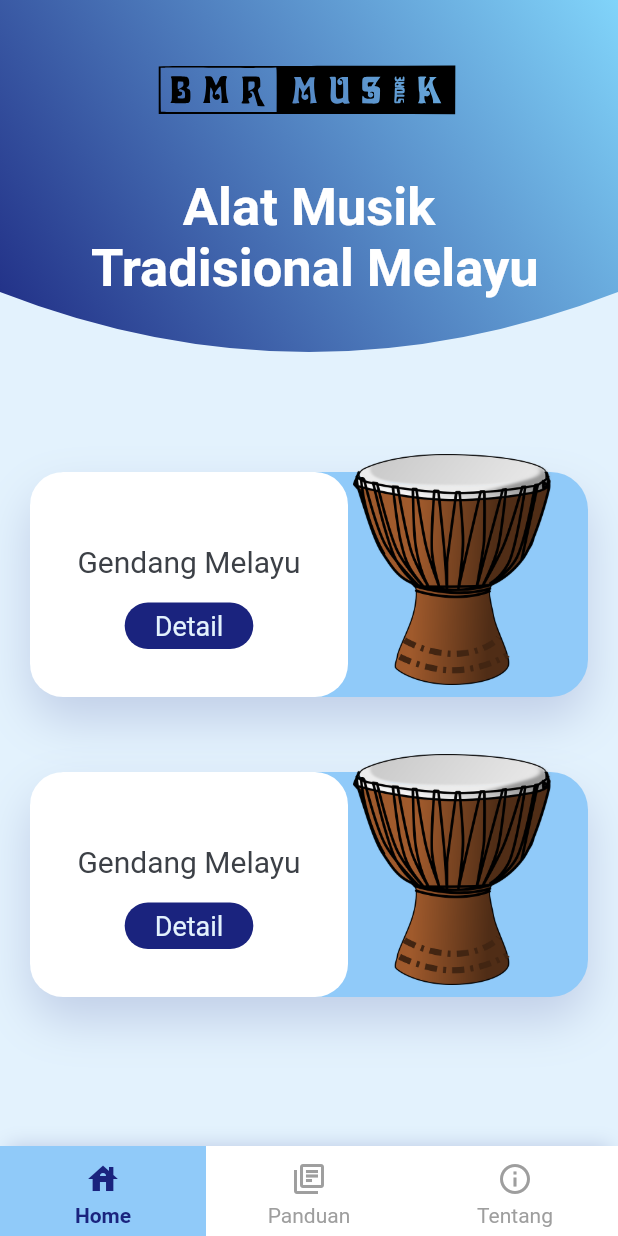
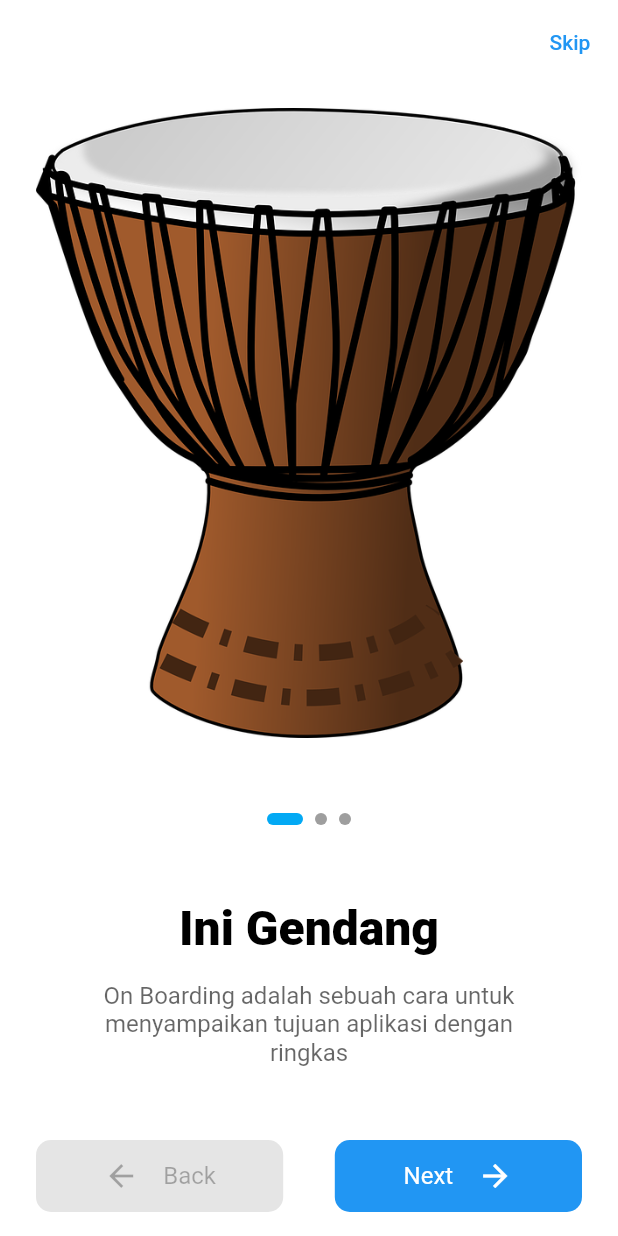
Before and after one commit to ellen1tic/markerless-flutter, a Flutter app: the screen it shows after launch, on a phone screen of 412 x 824 dp. Run offline on Flutter 3.47's test engine with Material 2 defaults, Android fonts, the light colour scheme and no system bars; our stand-ins replace firebase_database, flutter_svg, shared_preferences; accounts and stored records are empty; Roboto replaces fonts that are missing (Poppins); project files that could hold a hidden picture were left out.

Commit message:
add onBoarding

```diff
--- a/lib/main.dart
+++ b/lib/main.dart
@@ -1,8 +1,15 @@
 import 'package:app2/constants/constants.dart';
+import 'package:app2/pages/OnBoarding.dart';
 import 'package:flutter/material.dart';
 import 'package:app2/homescreen.dart';
+import 'package:shared_preferences/shared_preferences.dart';
 
-void main() {
+int isViewed;
+
+void main() async {
+  WidgetsFlutterBinding.ensureInitialized();
+  SharedPreferences prefs = await SharedPreferences.getInstance();
+  isViewed = prefs.getInt("onBoard");
   runApp(MyApp());
 }
 
@@ -21,7 +28,7 @@ class MyApp extends StatelessWidget {
           bodyText1: TextStyle(color: kBackgroundColor),
         ),
       ),
-      home: HomeScreen(),
+      home: isViewed != 0 ? OnBoardingScreen() : HomeScreen(),
     );
   }
 }
--- /dev/null
+++ b/lib/pages/OnBoarding.dart
@@ -0,0 +1,279 @@
+import 'package:app2/constants/Warna.dart';
+import 'package:app2/homescreen.dart';
+import 'package:flutter/material.dart';
+import 'package:shared_preferences/shared_preferences.dart';
+
+class OnBoardModel {
+  String img;
+  String text;
+  String desc;
+  Color bg;
+  Color button;
+
+  OnBoardModel({
+    this.img,
+    this.text,
+    this.desc,
+    this.bg,
+    this.button,
+  });
+}
+
+List<OnBoardModel> screens = <OnBoardModel>[
+  OnBoardModel(
+    img: "assets/images/gendang.png",
+    text: "Ini Gendang",
+    desc:
+        "On Boarding adalah sebuah cara untuk menyampaikan tujuan aplikasi dengan ringkas",
+    bg: Colors.white,
+    button: Colors.blue,
+  ),
+  OnBoardModel(
+    img: "assets/images/gitar.png",
+    text: "Ini Gitar",
+    desc:
+        "On Boarding adalah sebuah cara untuk menyampaikan tujuan aplikasi dengan ringkas",
+    bg: Colors.white,
+    button: Colors.blue,
+  ),
+  OnBoardModel(
+    img: "assets/images/logobmr.png",
+    text: "Ini Logo BMR",
+    desc:
+        "On Boarding adalah sebuah cara untuk menyampaikan tujuan aplikasi dengan ringkas",
+    bg: Colors.white,
+    button: Colors.blue,
+  ),
+];
+
+class OnBoardingScreen extends StatefulWidget {
+  @override
+  _OnBoardingScreenState createState() => _OnBoardingScreenState();
+}
+
+class _OnBoardingScreenState extends State<OnBoardingScreen> {
+  int currentIndex = 0;
+  PageController _pageController;
+
+  @override
+  void initState() {
+    _pageController = PageController(initialPage: 0);
+    super.initState();
+  }
+
+  @override
+  void dispose() {
+    _pageController.dispose();
+    // TODO: implement dispose
+    super.dispose();
+  }
+
+  _storeOnBoardInfo() async {
+    int isViewed = 0;
+    SharedPreferences prefs = await SharedPreferences.getInstance();
+    await prefs.setInt("onBoard", isViewed);
+  }
+
+  @override
+  Widget build(BuildContext context) {
+    return Scaffold(
+      backgroundColor: Colors.white,
+      appBar: AppBar(
+        backgroundColor: Colors.white,
+        elevation: 0,
+        actions: [
+          TextButton(
+            onPressed: () async {
+              await _storeOnBoardInfo();
+              Navigator.pushReplacement(
+                context,
+                MaterialPageRoute(builder: (context) => HomeScreen()),
+              );
+            },
+            child: Text("Skip"),
+          )
+        ],
+      ),
+      body: Padding(
+        padding: EdgeInsets.symmetric(horizontal: 24, vertical: 16),
+        child: PageView.builder(
+          controller: _pageController,
+          onPageChanged: (int index) {
+            setState(() {
+              currentIndex = index;
+            });
+          },
+          itemCount: screens.length,
+          physics: NeverScrollableScrollPhysics(),
+          itemBuilder: (context, index) {
+            return Column(
+              mainAxisAlignment: MainAxisAlignment.spaceBetween,
+              crossAxisAlignment: CrossAxisAlignment.center,
+              children: [
+                Image.asset(screens[index].img),
+                Container(
+                  height: 10.0,
+                  child: ListView.builder(
+                    itemCount: screens.length,
+                    shrinkWrap: true,
+                    scrollDirection: Axis.horizontal,
+                    itemBuilder: (_, i) {
+                      return Row(
+                        mainAxisAlignment: MainAxisAlignment.center,
+                        children: [
+                          Container(
+                            margin: EdgeInsets.symmetric(horizontal: 4),
+                            width: currentIndex == i ? 24 : 8,
+                            height: 8,
+                            decoration: BoxDecoration(
+                              color: currentIndex == i
+                                  ? Colors.lightBlue
+                                  : Colors.grey,
+                              borderRadius: BorderRadius.circular(10),
+                            ),
+                          ),
+                        ],
+                      );
+                    },
+                  ),
+                ),
+                Column(
+                  children: [
+                    Text(
+                      screens[index].text,
+                      textAlign: TextAlign.center,
+                      style: TextStyle(
+                        fontSize: 32,
+                        fontWeight: FontWeight.w800,
+                        color: Colors.black,
+                      ),
+                    ),
+                    Divider(),
+                    Container(
+                      padding: EdgeInsets.symmetric(horizontal: 24),
+                      child: Text(
+                        screens[index].desc,
+                        textAlign: TextAlign.center,
+                        style: TextStyle(
+                          fontSize: 16,
+                          color: Colors.black.withOpacity(0.6),
+                        ),
+                      ),
+                    ),
+                  ],
+                ),
+                Row(
+                  mainAxisAlignment: MainAxisAlignment.spaceBetween,
+                  children: [
+                    InkWell(
+                      onTap: () {
+                        if (index != 0) {
+                          _pageController.previousPage(
+                            duration: Duration(microseconds: 300),
+                            curve: Curves.bounceInOut,
+                          );
+                        }
+                      },
+                      child: Container(
+                        padding: EdgeInsets.symmetric(
+                          // horizontal: 32,
+                          vertical: 12,
+                        ),
+                        width: MediaQuery.of(context).size.width / 2.5,
+                        decoration: BoxDecoration(
+                            color: Colors.black.withOpacity(0.1),
+                            borderRadius: BorderRadius.circular(10)),
+                        child: Row(
+                          mainAxisAlignment: MainAxisAlignment.center,
+                          children: [
+                            Container(
+                              margin: EdgeInsets.symmetric(horizontal: 8),
+                              child: Icon(
+                                Icons.arrow_back,
+                                color: Colors.black.withOpacity(0.3),
+                              ),
+                            ),
+                            Container(
+                              margin: EdgeInsets.symmetric(horizontal: 8),
+                              child: Text(
+                                "Back",
+                                textAlign: TextAlign.center,
+                                style: TextStyle(
+                                  color: Colors.black.withOpacity(0.3),
+                                  fontSize: 16,
+                                ),
+                              ),
+                            ),
+                          ],
+                        ),
+                      ),
+                    ),
+                    InkWell(
+                      highlightColor: Colors.lightBlue,
+                      onTap: () async {
+                        if (index == screens.length - 1) {
+                          await _storeOnBoardInfo();
+                          Navigator.pushReplacement(
+                            context,
+                            MaterialPageRoute(
+                                builder: (context) => HomeScreen()),
+                          );
+                        }
+                        _pageController.nextPage(
+                          duration: Duration(microseconds: 300),
+                          curve: Curves.bounceInOut,
+                        );
+                      },
+                      child: Container(
+                        padding: EdgeInsets.symmetric(
+                          // horizontal: 32,
+                          vertical: 12,
+                        ),
+                        width: MediaQuery.of(context).size.width / 2.5,
+                        decoration: BoxDecoration(
+                            color: Warna.biru,
+                            borderRadius: BorderRadius.circular(10)),
+                        child: Row(
+                          mainAxisAlignment: MainAxisAlignment.center,
+                          children: [
+                            Container(
+                              margin: EdgeInsets.symmetric(horizontal: 8),
+                              child: Text(
+                                "Next",
+                                textAlign: TextAlign.center,
+                                style: TextStyle(
+                                  color: Colors.white,
+                                  fontSize: 16,
+                                ),
+                              ),
+                            ),
+                            Container(
+                              margin: EdgeInsets.symmetric(horizontal: 8),
+                              child: Icon(
+                                Icons.arrow_forward,
+                                color: Colors.white,
+                              ),
+                            ),
+                          ],
+                        ),
+                      ),
+                    ),
+                  ],
+                ),
+              ],
+            );
+          },
+        ),
+      ),
+    );
+  }
+}
+
+class Divider extends StatelessWidget {
+  @override
+  Widget build(BuildContext context) {
+    return SizedBox(
+      height: 16,
+    );
+  }
+}
--- a/pubspec.yaml
+++ b/pubspec.yaml
@@ -34,6 +34,7 @@ dependencies:
   # firebase_storage: ^8.1.3
   firebase_database: ^7.1.1
   firebase_core: ^1.3.0
+  shared_preferences: ^2.0.6
 
 dev_dependencies:
   flutter_test:
```
Also changed, not shown: lib/pages/AboutPage.dart (+46 -6 lines), lib/pages/PanduanPage.dart (+46 -3 lines), pubspec.lock.
